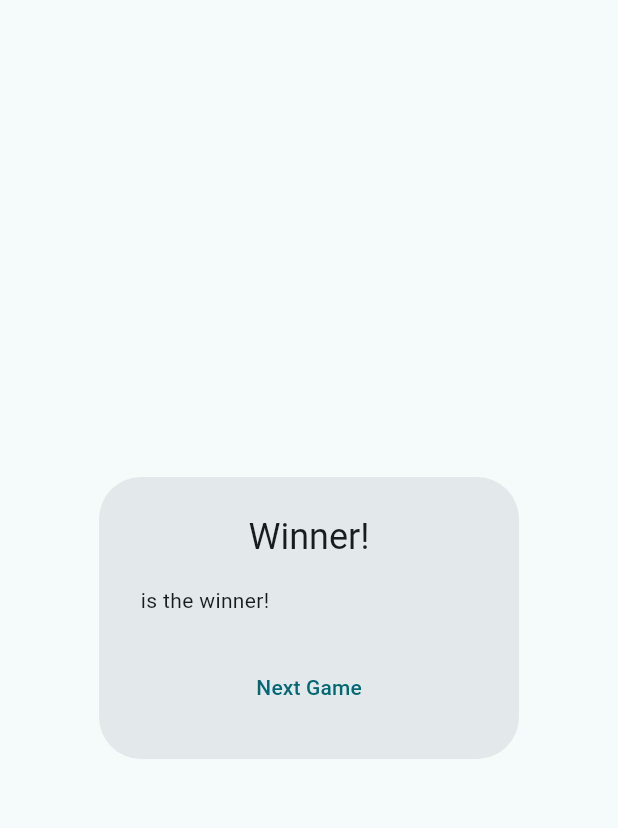
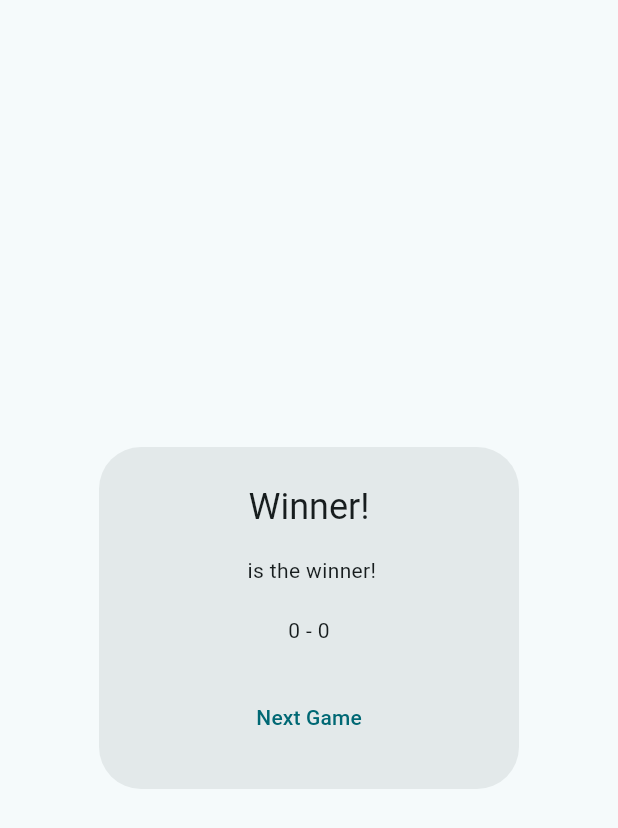
Before and after one commit to ThomasRooyakkers/KickerCounter, a Flutter app: the WinnerPopup widget shown alone on an empty page, opened directly with empty values, on a phone screen of 412 x 824 dp. Shown: the top 828 px of the screen. Run offline on Flutter 3.47's test engine with Material 2 defaults, Android fonts, the phone set to English and light mode, and no system bars; our stand-ins replace firebase_core; accounts and stored records are empty; generated files the repository leaves out were written again.

Commit message:
Added added more styling for the winner popup

```diff
--- a/lib/main.dart
+++ b/lib/main.dart
@@ -45,20 +45,35 @@
 
 class WinnerPopup extends StatelessWidget {
   final String winner;
+  final int scoreLeft;
+  final int scoreRight;
 
-  const WinnerPopup({required this.winner});
+  WinnerPopup(
+      {required this.winner,
+      required this.scoreLeft,
+      required this.scoreRight});
 
   @override
   Widget build(BuildContext context) {
+    var scoreState = context.watch<ScoreState>();
     return AlertDialog(
       title: const Center(
         child: Text("Winner!"),
       ),
-      content: Text('$winner is the winner!'),
+      content: Column(
+        mainAxisSize: MainAxisSize.min,
+        children: [
+          Text('$winner is the winner!'),
+          SizedBox(height: 20),
+          Text('$scoreLeft - $scoreRight'),
+        ],
+      ),
       actions: [
         TextButton(
           onPressed: () {
             Navigator.of(context).pop();
+            scoreState.resetScore();
+            scoreState.calculateScore(context);
           },
           child: const Align(
             alignment: Alignment.center,
@@ -98,10 +113,13 @@
     showDialog(
       context: context,
       builder: (BuildContext context) {
-        return WinnerPopup(winner: winner.toString());
+        return WinnerPopup(
+          winner: winner.toString(),
+          scoreLeft: scoreLeft,
+          scoreRight: scoreRight,
+        );
       },
     );
-    resetScore();
   }
 
   void _updateTotalScores(Winner winner) {
@@ -153,7 +171,6 @@
     }
   }
 }
-
 
 class MyHomePage extends StatelessWidget {
   const MyHomePage({super.key});
@@ -242,7 +259,8 @@
                               color: Colors.white,
                               borderRadius: BorderRadius.circular(30),
                             ),
-                            padding: const EdgeInsets.symmetric(horizontal: 16, vertical: 8),
+                            padding: const EdgeInsets.symmetric(
+                                horizontal: 16, vertical: 8),
                             child: Row(
                               mainAxisSize: MainAxisSize.min,
                               children: [
@@ -267,7 +285,8 @@
                                     scoreState.switchScores();
                                     scoreState.calculateScore(context);
                                   },
-                                  icon: Icon(Icons.swap_horiz, color: Colors.grey),
+                                  icon: Icon(Icons.swap_horiz,
+                                      color: Colors.grey),
                                   iconSize: 20,
                                 ),
                                 IconButton(
@@ -275,7 +294,8 @@
                                     scoreState.resetScore();
                                     scoreState.calculateScore(context);
                                   },
-                                  icon: Icon(Icons.autorenew, color: Colors.grey),
+                                  icon:
+                                      Icon(Icons.autorenew, color: Colors.grey),
                                   iconSize: 20,
                                 ),
                                 SizedBox(width: 10),
```
